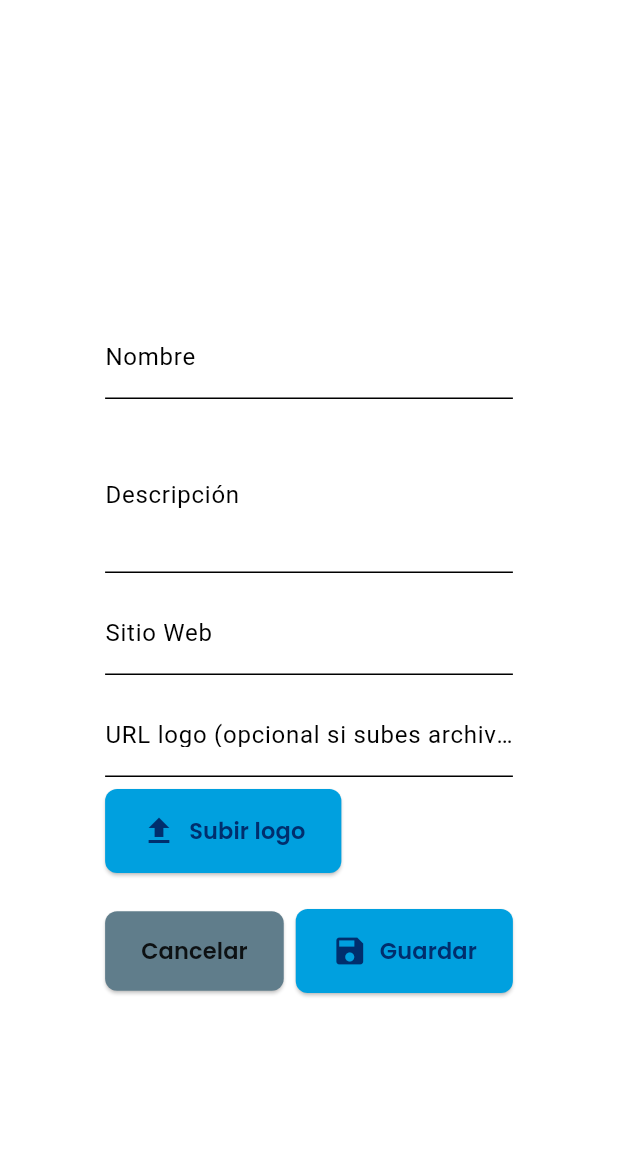
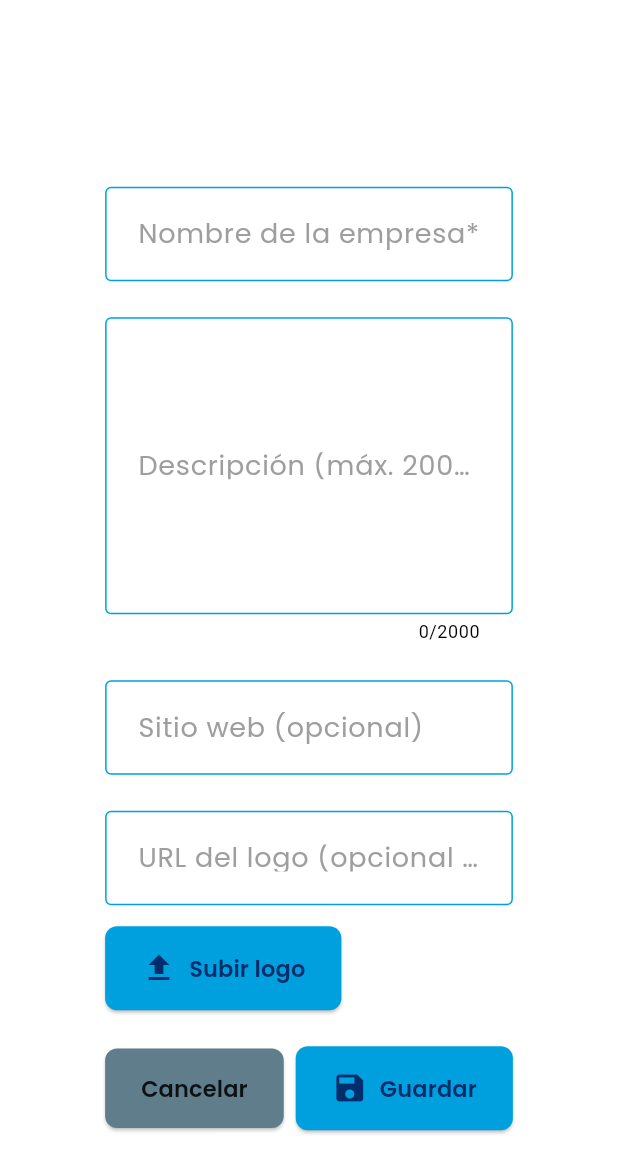
Before and after one commit to danyrs14/Vinculed_app_1, a Flutter app: the _EmpresaFormDialog widget shown alone on an empty page, opened directly with empty values, on a phone screen of 412 x 824 dp. Shown: the top 1173 px of the screen. Run offline on Flutter 3.47's test engine with Material 3 defaults, Android fonts, the phone set to English and light mode, and no system bars; our stand-ins replace file_picker, firebase_auth, firebase_core, firebase_storage, flutter_markdown, go_router and 5 more; missing offline and left inert: dart:js_interop, mobile_scanner, zxing2; accounts and stored records are empty; network calls fail; Roboto replaces fonts that are missing (Montserrat).

Commit message:
Update admin_gestion_empresas.dart
tambien se corrigieron los estilos y validacion de url en formulario

```diff
--- a/lib/src/ui/web_app/admin_gestion_empresas.dart
+++ b/lib/src/ui/web_app/admin_gestion_empresas.dart
@@ -13,6 +13,7 @@ import 'package:vinculed_app_1/src/core/providers/user_provider.dart';
 import 'package:vinculed_app_1/src/ui/widgets/elements/header4.dart';
 import 'package:vinculed_app_1/src/ui/widgets/elements/footer.dart';
 import 'package:vinculed_app_1/src/ui/widgets/buttons/simple_buttons.dart';
+import 'package:vinculed_app_1/src/ui/widgets/text_inputs/text_form_field.dart';
 
 class EmpresaItem {
   final int idEmpresa;
@@ -325,6 +326,12 @@ class _AdminGestionEmpresasPageState extends State<AdminGestionEmpresasPage> {
             case "Empresas":
               context.go('/admin/empresas');
               break;
+            case "Alumnos":
+              context.go('/admin/alumnos');
+              break;
+            case "Reclutadores":
+              context.go('/admin/reclutadores');
+              break;
           }
         },
       ),
@@ -464,7 +471,7 @@ class _EmpresaFormDialogState extends State<_EmpresaFormDialog> {
   String? _validWeb(String? v) {
     if (v==null||v.trim().isEmpty) return 'Requerido';
     final uri = Uri.tryParse(v.trim());
-    if (uri==null || !uri.hasAbsolutePath || !(uri.scheme=='http'||uri.scheme=='https')) return 'URL inválida';
+    if (uri==null || !(uri.scheme=='http'||uri.scheme=='https')) return 'URL inválida';
     return null;
   }
 
@@ -481,28 +488,35 @@ class _EmpresaFormDialogState extends State<_EmpresaFormDialog> {
             child: Column(
               crossAxisAlignment: CrossAxisAlignment.start,
               children: [
-                TextFormField(
+                StyledTextFormField(
+                  isRequired: true,
+                  title: 'Nombre de la empresa',
                   controller: _nombreCtrl,
-                  decoration: const InputDecoration(labelText: 'Nombre'),
                   validator: _validNotEmpty,
                 ),
                 const SizedBox(height: 12),
-                TextFormField(
+                StyledTextFormField(
+                  isRequired: true ,
+                  title: 'Descripción (máx. 2000 caracteres)',
                   controller: _descCtrl,
-                  maxLines: 3,
-                  decoration: const InputDecoration(labelText: 'Descripción'),
+                  keyboardType: TextInputType.multiline,
+                  maxLines: 6,
+                  maxLength: 2000,
                   validator: _validNotEmpty,
                 ),
                 const SizedBox(height: 12),
-                TextFormField(
+                StyledTextFormField(
+                  isRequired: false,
+                  title: 'Sitio web (opcional)',
                   controller: _webCtrl,
-                  decoration: const InputDecoration(labelText: 'Sitio Web'),
+                  keyboardType: TextInputType.url,
                   validator: _validWeb,
                 ),
                 const SizedBox(height: 12),
-                TextFormField(
+                StyledTextFormField(
+                  isRequired: false,
+                  title: 'URL del logo (opcional si subes archivo)',
                   controller: _logoCtrl,
-                  decoration: const InputDecoration(labelText: 'URL logo (opcional si subes archivo)'),
                 ),
                 const SizedBox(height: 8),
                 Row(
```
